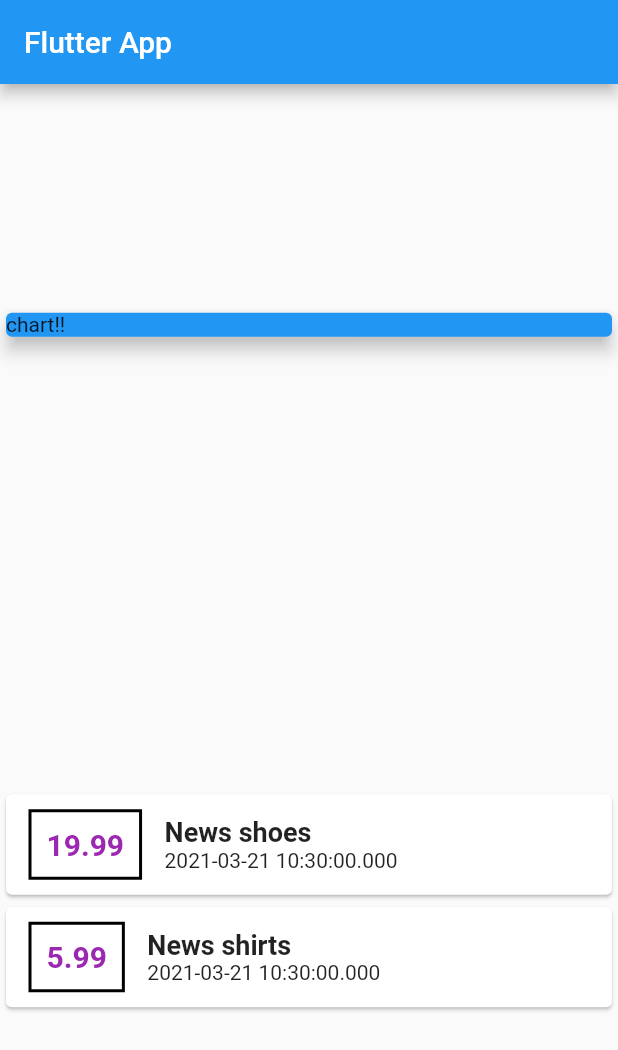
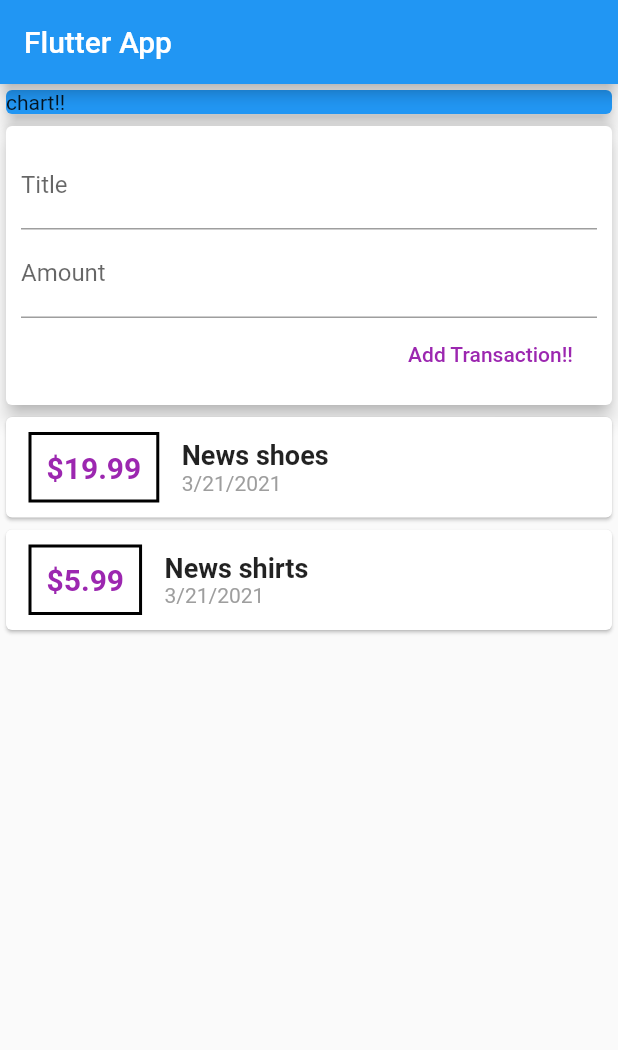
Before and after one commit to MRenteriaDev/Personal-Expense-App, a Flutter app: the screen it shows after launch, on a phone screen of 412 x 824 dp. Shown: the top 1050 px of the screen. Run offline on Flutter 3.47's test engine with Material 2 defaults, Android fonts, the phone set to English and light mode, and no system bars.

Commit message:
Adding User Transactions to the List

```diff
--- a/lib/main.dart
+++ b/lib/main.dart
@@ -1,5 +1,5 @@
 import 'package:flutter/material.dart';
-import './transaaction.dart';
+import './widgets/user_transaction.dart';
 
 // void main() {
 //   runApp(MyApp());
@@ -18,12 +18,10 @@ class MyApp extends StatelessWidget {
 }
 
 class MyHomePage extends StatelessWidget {
-  final List<Transaction> transactions = [
-    Transaction(
-        id: 't1', title: 'News shoes', amount: 19.99, date: DateTime.now()),
-    Transaction(
-        id: 't2', title: 'News shirts', amount: 5.99, date: DateTime.now()),
-  ];
+  // String titleInput;
+  // String amountInput;
+  final titleController = TextEditingController();
+  final amountController = TextEditingController();
 
   @override
   Widget build(BuildContext context) {
@@ -32,7 +30,7 @@ class MyHomePage extends StatelessWidget {
         title: Text('Flutter App'),
       ),
       body: Column(
-        mainAxisAlignment: MainAxisAlignment.spaceAround,
+        //mainAxisAlignment: MainAxisAlignment.spaceAround,
         crossAxisAlignment: CrossAxisAlignment.start,
         children: <Widget>[
           Container(
@@ -45,51 +43,7 @@ class MyHomePage extends StatelessWidget {
               elevation: 5,
             ),
           ),
-          Column(
-              children: transactions.map((tx) {
-            return Card(
-              child: Row(
-                children: <Widget>[
-                  Container(
-                    margin: EdgeInsets.symmetric(
-                      vertical: 10,
-                      horizontal: 15,
-                    ),
-                    decoration: BoxDecoration(
-                      border: Border.all(
-                        color: Colors.black,
-                        width: 2,
-                      ),
-                    ),
-                    padding: EdgeInsets.all(10),
-                    child: Text(
-                      tx.amount.toString(),
-                      style: TextStyle(
-                        fontWeight: FontWeight.bold,
-                        fontSize: 20,
-                        color: Colors.purple,
-                      ),
-                    ),
-                  ),
-                  Column(
-                    crossAxisAlignment: CrossAxisAlignment.start,
-                    children: <Widget>[
-                      Text(
-                        tx.title,
-                        style: TextStyle(
-                          fontSize: 18,
-                          fontWeight: FontWeight.bold,
-                        ),
-                      ),
-                      Text(
-                        tx.date.toString(),
-                      ),
-                    ],
-                  )
-                ],
-              ),
-            );
-          }).toList())
+          UserTransactions(),
         ],
       ),
     );
--- /dev/null
+++ b/lib/widgets/new_transactions.dart
@@ -0,0 +1,46 @@
+import 'package:flutter/material.dart';
+
+class NewTransaction extends StatelessWidget {
+  final Function addTx;
+  final titleController = TextEditingController();
+  final amountController = TextEditingController();
+  NewTransaction(this.addTx);
+
+  @override
+  Widget build(BuildContext context) {
+    return Card(
+      elevation: 5,
+      child: Container(
+        padding: EdgeInsets.all(10),
+        child: Column(
+          crossAxisAlignment: CrossAxisAlignment.end,
+          children: <Widget>[
+            TextField(
+              decoration: InputDecoration(labelText: 'Title'),
+              controller: titleController,
+              // onChanged: (val) {
+              //   titleInput = val;
+              // },
+            ),
+            TextField(
+              decoration: InputDecoration(labelText: 'Amount'),
+              controller: amountController,
+              // onChanged: (val) => amountInput = val,
+            ),
+            // ignore: deprecated_member_use
+            FlatButton(
+              onPressed: () {
+                addTx(
+                  titleController.text,
+                  double.parse(amountController.text),
+                );
+              },
+              textColor: Colors.purple,
+              child: Text('Add Transaction!!'),
+            ),
+          ],
+        ),
+      ),
+    );
+  }
+}
--- /dev/null
+++ b/lib/widgets/transaction_list.dart
@@ -0,0 +1,64 @@
+import 'package:flutter/material.dart';
+import './../models/transaaction.dart';
+import 'package:intl/intl.dart';
+
+class TransactionLis extends StatelessWidget {
+  final List<Transaction> transactions;
+
+  TransactionLis(this.transactions);
+
+  @override
+  Widget build(BuildContext context) {
+    return Column(
+      children: transactions.map((tx) {
+        return Card(
+          child: Row(
+            children: <Widget>[
+              Container(
+                margin: EdgeInsets.symmetric(
+                  vertical: 10,
+                  horizontal: 15,
+                ),
+                decoration: BoxDecoration(
+                  border: Border.all(
+                    color: Colors.black,
+                    width: 2,
+                  ),
+                ),
+                padding: EdgeInsets.all(10),
+                child: Text(
+                  '\$${tx.amount}',
+                  style: TextStyle(
+                    fontWeight: FontWeight.bold,
+                    fontSize: 20,
+                    color: Colors.purple,
+                  ),
+                ),
+              ),
+              Column(
+                crossAxisAlignment: CrossAxisAlignment.start,
+                children: <Widget>[
+                  Text(
+                    tx.title,
+                    style: TextStyle(
+                      fontSize: 18,
+                      fontWeight: FontWeight.bold,
+                    ),
+                  ),
+                  Text(
+                    DateFormat.yMd().format(
+                      tx.date,
+                    ),
+                    style: TextStyle(
+                      color: Colors.grey,
+                    ),
+                  ),
+                ],
+              )
+            ],
+          ),
+        );
+      }).toList(),
+    );
+  }
+}
--- /dev/null
+++ b/lib/widgets/user_transaction.dart
@@ -0,0 +1,43 @@
+import 'package:flutter/material.dart';
+import './new_transactions.dart';
+import './transaction_list.dart';
+import './../models/transaaction.dart';
+
+class UserTransactions extends StatefulWidget {
+  @override
+  _UserTransactionsState createState() => _UserTransactionsState();
+}
+
+class _UserTransactionsState extends State<UserTransactions> {
+  final List<Transaction> _userTransactions = [
+    Transaction(
+        id: 't1', title: 'News shoes', amount: 19.99, date: DateTime.now()),
+    Transaction(
+        id: 't2', title: 'News shirts', amount: 5.99, date: DateTime.now()),
+  ];
+
+  void _addNewTransaction(String txTittle, double txAmount) {
+    final newTx = Transaction(
+      title: txTittle,
+      amount: txAmount,
+      date: DateTime.now(),
+      id: DateTime.now().toString(),
+    );
+
+    setState(() {
+      _userTransactions.add(newTx);
+    });
+  }
+
+  @override
+  Widget build(BuildContext context) {
+    return Column(
+      children: <Widget>[
+        NewTransaction(_addNewTransaction),
+        TransactionLis(
+          _userTransactions,
+        ),
+      ],
+    );
+  }
+}
--- a/pubspec.yaml
+++ b/pubspec.yaml
@@ -3,7 +3,7 @@ description: A new Flutter project.
 
 # The following line prevents the package from being accidentally published to
 # pub.dev using `pub publish`. This is preferred for private packages.
-publish_to: 'none' # Remove this line if you wish to publish to pub.dev
+publish_to: "none" # Remove this line if you wish to publish to pub.dev
 
 # The following defines the version and build number for your application.
 # A version number is three numbers separated by dots, like 1.2.43
@@ -23,7 +23,7 @@ environment:
 dependencies:
   flutter:
     sdk: flutter
-
+  intl: ^0.15.8
 
   # The following adds the Cupertino Icons font to your application.
   # Use with the CupertinoIcons class for iOS style icons.
@@ -38,7 +38,6 @@ dev_dependencies:
 
 # The following section is specific to Flutter.
 flutter:
-
   # The following line ensures that the Material Icons font is
   # included with your application, so that you can use the icons in
   # the material Icons class.
```
Also changed, not shown: lib/models/transaaction.dart (renamed from lib/transaaction.dart), pubspec.lock.
